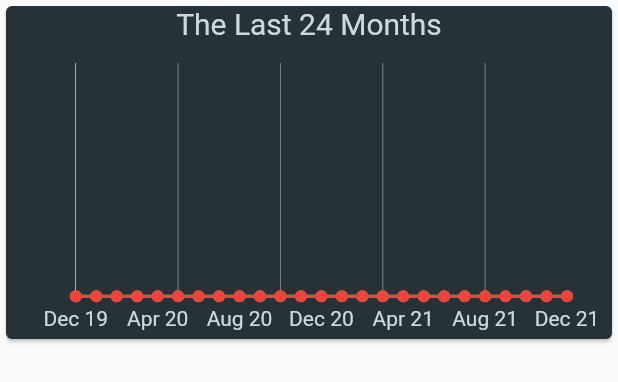
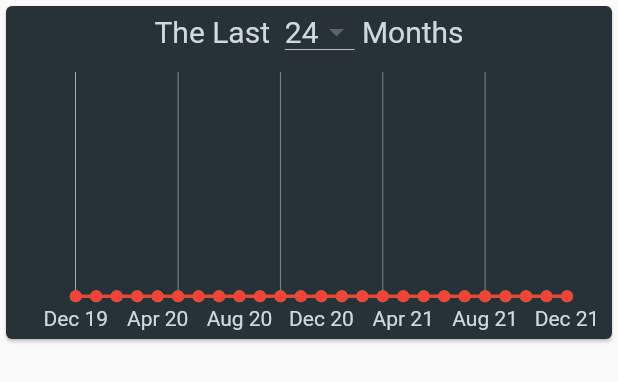
Before and after one commit to grittaweisheit/money_tracker, a Flutter app: the StatisticsLineChartCard widget shown alone on an empty page, opened directly, on a phone screen of 412 x 824 dp. Shown: the top 382 px of the screen. Run offline on Flutter 3.47's test engine with Material 2 defaults, Android fonts, the phone set to English and light mode, and no system bars; drawn by our look-alikes of fl_chart; our stand-ins replace file_picker, flip_card, hive, hive_flutter; missing offline and left inert: mdi; accounts and stored records are empty.

Commit message:
dropdown for covered months in line chart dard

```diff
--- a/lib/components/statisticsLineChartCard.dart
+++ b/lib/components/statisticsLineChartCard.dart
@@ -123,10 +123,30 @@ class StatisticsLineChartCardState extends State<StatisticsLineChartCard> {
       child: Card(
         color: primaryColor,
         child: Padding(
-          padding: EdgeInsets.symmetric(horizontal: 5),
+          padding: EdgeInsets.fromLTRB(5, 5, 5, 0),
           child: Column(children: [
-            Text('The Last $coveredMonths Months',
-                style: largerTextStyle.merge(lightTextStyle)),
+            Row(
+              mainAxisAlignment: MainAxisAlignment.center,
+              children: [
+                Text('The Last  ', style: largerTextStyle.merge(lightTextStyle)),
+                DropdownButton<int>(
+                  elevation: 0,
+                  isDense: true,
+                  dropdownColor: primaryColor,
+                  value: coveredMonths,
+                  items: List<DropdownMenuItem<int>>.generate(
+                      36,
+                      (index) => DropdownMenuItem(
+                          child: Text('$index', style: lightTextStyle.merge(largerTextStyle)), value: index)),
+                  onChanged: (newValue) {
+                    setState(() {
+                      coveredMonths = newValue!;
+                    });
+                  },
+                ),
+                Text(' Months', style: largerTextStyle.merge(lightTextStyle))
+              ],
+            ),
             Expanded(
                 child: Padding(
                     padding: EdgeInsets.fromLTRB(0, 15, 25, 0),
```
